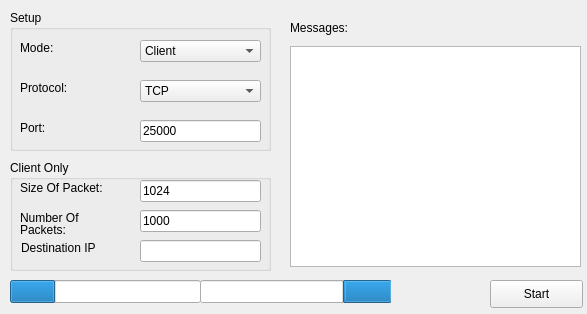
First picture: the form in mainwindow.ui, repository isaacmorneau/4985_asn2, before the edit.
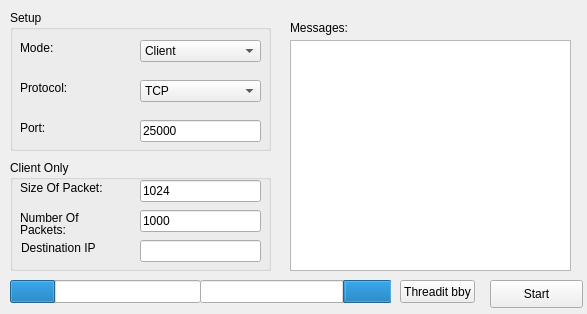
Second picture: the form after the edit.

The edit to the form file:
```diff
--- a/mainwindow.ui
+++ b/mainwindow.ui
@@ -223,19 +223,6 @@
      </property>
     </widget>
    </widget>
-   <widget class="QPlainTextEdit" name="plainTextEditOutput">
-    <property name="geometry">
-     <rect>
-      <x>290</x>
-      <y>46</y>
-      <width>291</width>
-      <height>221</height>
-     </rect>
-    </property>
-    <property name="readOnly">
-     <bool>true</bool>
-    </property>
-   </widget>
    <widget class="QLabel" name="label_8">
     <property name="geometry">
      <rect>
@@ -300,6 +287,29 @@
      <bool>true</bool>
     </property>
    </widget>
+   <widget class="QPushButton" name="pushButton">
+    <property name="geometry">
+     <rect>
+      <x>400</x>
+      <y>280</y>
+      <width>75</width>
+      <height>23</height>
+     </rect>
+    </property>
+    <property name="text">
+     <string>Threadit bby</string>
+    </property>
+   </widget>
+   <widget class="QTextBrowser" name="textBrowserOutput">
+    <property name="geometry">
+     <rect>
+      <x>290</x>
+      <y>40</y>
+      <width>281</width>
+      <height>231</height>
+     </rect>
+    </property>
+   </widget>
   </widget>
  </widget>
  <layoutdefault spacing="6" margin="11"/>
```
